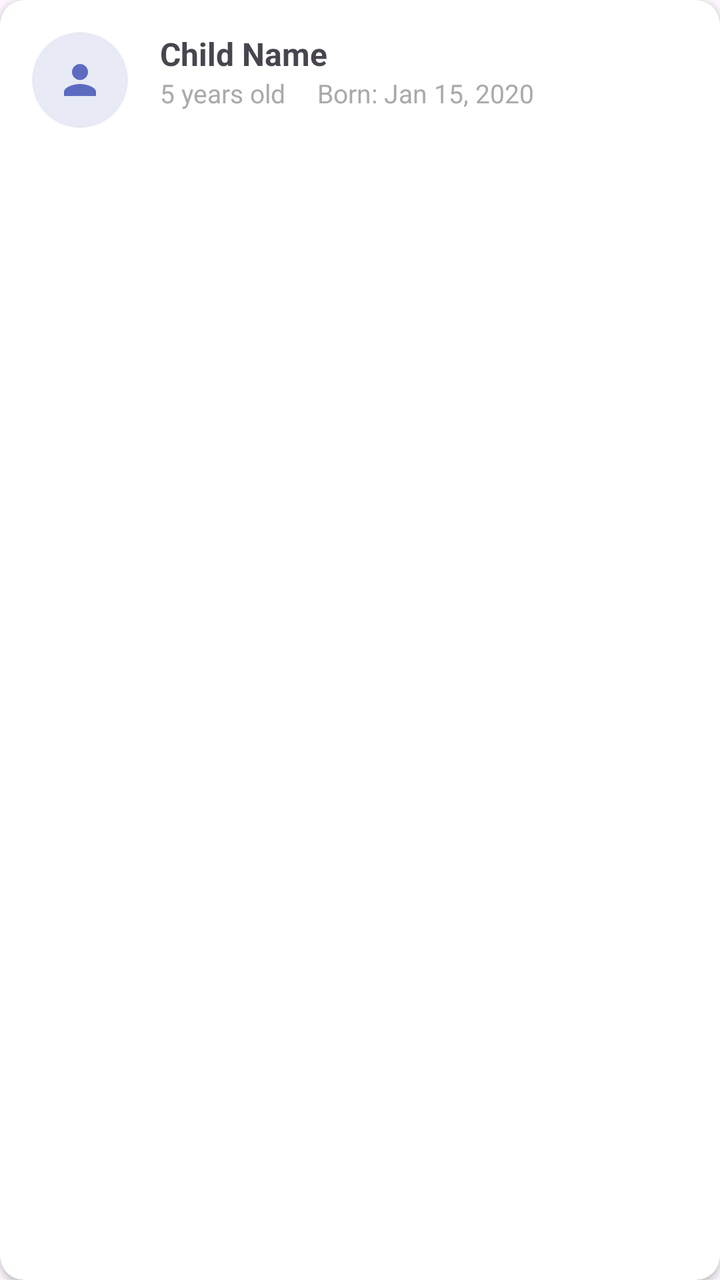
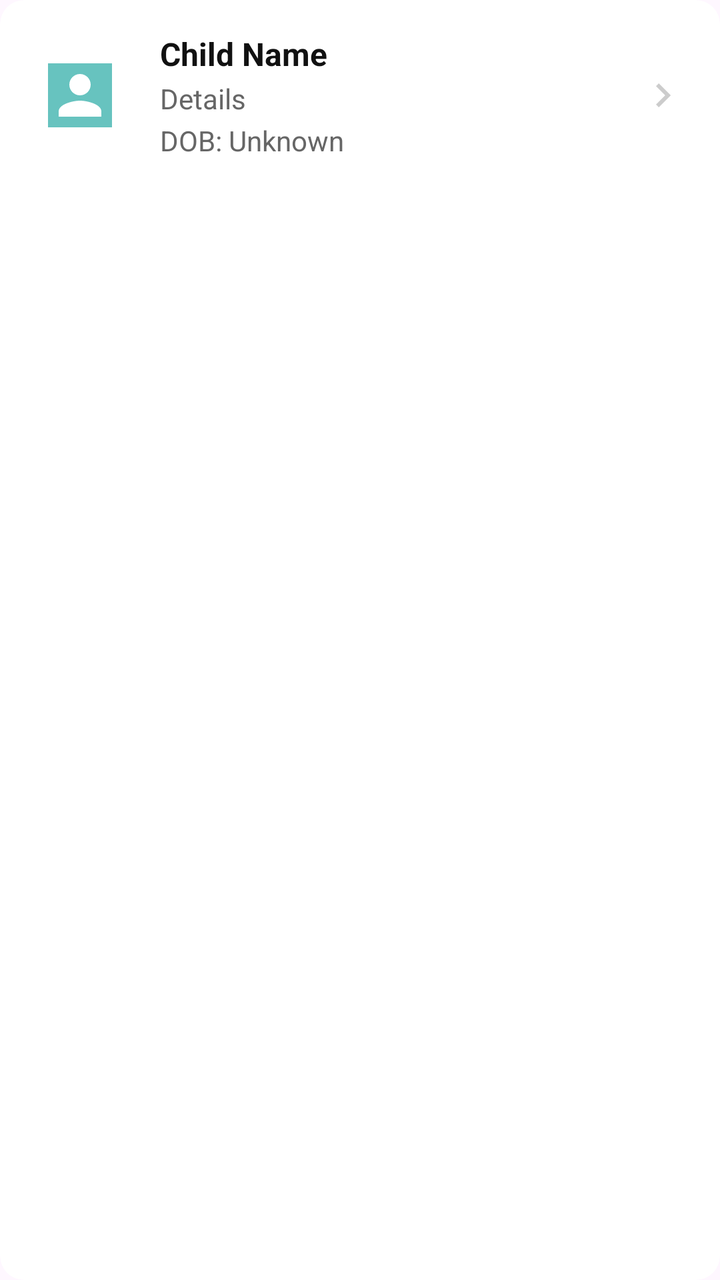

An Android layout rendered at two revisions. The XML below is the earlier revision; the diff shows what the commit changed to produce the second picture.
<!-- AndroidManifest.xml: application theme Theme.Carelyo -->
<!-- res/layout/item_child.xml -->
<?xml version="1.0" encoding="utf-8"?>
<androidx.cardview.widget.CardView
    xmlns:android="http://schemas.android.com/apk/res/android"
    xmlns:app="http://schemas.android.com/apk/res-auto"
    android:layout_width="match_parent"
    android:layout_height="wrap_content"
    android:layout_marginTop="8dp"
    app:cardCornerRadius="12dp"
    app:cardElevation="2dp">

    <androidx.constraintlayout.widget.ConstraintLayout
        android:layout_width="match_parent"
        android:layout_height="wrap_content"
        android:padding="16dp">

        
        <androidx.cardview.widget.CardView
            android:id="@+id/cvChildAvatar"
            android:layout_width="48dp"
            android:layout_height="48dp"
            app:cardCornerRadius="24dp"
            app:cardElevation="0dp"
            app:cardBackgroundColor="#E8EAF6"
            app:layout_constraintStart_toStartOf="parent"
            app:layout_constraintTop_toTopOf="parent"
            app:layout_constraintBottom_toBottomOf="parent">

            <ImageView
                android:layout_width="24dp"
                android:layout_height="24dp"
                android:layout_gravity="center"
                android:src="@drawable/ic_child"
                android:tint="#5C6BC0" />

        </androidx.cardview.widget.CardView>

        <TextView
            android:id="@+id/tvChildName"
            android:layout_width="0dp"
            android:layout_height="wrap_content"
            android:layout_marginStart="16dp"
            android:text="Child Name"
            android:textSize="16sp"
            android:textStyle="bold"
            app:layout_constraintStart_toEndOf="@+id/cvChildAvatar"
            app:layout_constraintTop_toTopOf="@+id/cvChildAvatar"
            app:layout_constraintEnd_toEndOf="parent" />

        <TextView
            android:id="@+id/tvChildAge"
            android:layout_width="wrap_content"
            android:layout_height="wrap_content"
            android:text="5 years old"
            android:textSize="13sp"
            android:textColor="@android:color/darker_gray"
            app:layout_constraintStart_toStartOf="@+id/tvChildName"
            app:layout_constraintTop_toBottomOf="@+id/tvChildName" />

        <TextView
            android:id="@+id/tvChildDob"
            android:layout_width="wrap_content"
            android:layout_height="wrap_content"
            android:text="Born: Jan 15, 2020"
            android:textSize="13sp"
            android:textColor="@android:color/darker_gray"
            app:layout_constraintStart_toEndOf="@+id/tvChildAge"
            app:layout_constraintTop_toBottomOf="@+id/tvChildName"
            android:layout_marginStart="16dp" />

    </androidx.constraintlayout.widget.ConstraintLayout>

</androidx.cardview.widget.CardView>
<!-- resources referenced by this layout -->
<resources>
  <!-- drawable ic_child (drawable) -->
  <vector xmlns:android="http://schemas.android.com/apk/res/android"
      android:width="24dp"
      android:height="24dp"
      android:viewportWidth="24"
      android:viewportHeight="24">
      <path
          android:fillColor="#5C6BC0"
          android:pathData="M12,12c2.21,0 4,-1.79 4,-4s-1.79,-4 -4,-4 -4,1.79 -4,4 1.79,4 4,4zM12,14c-2.67,0 -8,1.34 -8,4v2h16v-2c0,-2.66 -5.33,-4 -8,-4z"/>
  </vector>
  <style name="Theme.Carelyo" parent="Base.Theme.Carelyo" />
  <style name="Base.Theme.Carelyo" parent="Theme.Material3.DayNight.NoActionBar">
          
          
      </style>
</resources>

<!-- the commit's change to res/layout/item_child.xml (unified diff, before → after) -->
@@ -1,72 +1,75 @@
 <?xml version="1.0" encoding="utf-8"?>
-<androidx.cardview.widget.CardView
+<com.google.android.material.card.MaterialCardView
     xmlns:android="http://schemas.android.com/apk/res/android"
     xmlns:app="http://schemas.android.com/apk/res-auto"
     android:layout_width="match_parent"
     android:layout_height="wrap_content"
-    android:layout_marginTop="8dp"
+    android:layout_marginBottom="8dp"
+    app:cardBackgroundColor="#FFFFFF"
     app:cardCornerRadius="12dp"
-    app:cardElevation="2dp">
+    app:strokeWidth="0dp">
 
-    <androidx.constraintlayout.widget.ConstraintLayout
+    <RelativeLayout
         android:layout_width="match_parent"
         android:layout_height="wrap_content"
         android:padding="16dp">
 
-        
-        <androidx.cardview.widget.CardView
-            android:id="@+id/cvChildAvatar"
+        <com.google.android.material.imageview.ShapeableImageView
+            android:id="@+id/ivChildAvatar"
             android:layout_width="48dp"
             android:layout_height="48dp"
-            app:cardCornerRadius="24dp"
-            app:cardElevation="0dp"
-            app:cardBackgroundColor="#E8EAF6"
-            app:layout_constraintStart_toStartOf="parent"
-            app:layout_constraintTop_toTopOf="parent"
-            app:layout_constraintBottom_toBottomOf="parent">
+            android:layout_alignParentStart="true"
+            android:layout_centerVertical="true"
+            android:background="#67C3BF"
+            android:padding="8dp"
+            android:src="@drawable/ic_person" />
 
-            <ImageView
-                android:layout_width="24dp"
-                android:layout_height="24dp"
-                android:layout_gravity="center"
-                android:src="@drawable/ic_child"
-                android:tint="#5C6BC0" />
+        <LinearLayout
+            android:layout_width="match_parent"
+            android:layout_height="wrap_content"
+            android:layout_centerVertical="true"
+            android:layout_toStartOf="@id/ivChevron"
+            android:layout_toEndOf="@id/ivChildAvatar"
+            android:layout_marginStart="16dp"
+            android:layout_marginEnd="16dp"
+            android:orientation="vertical">
 
-        </androidx.cardview.widget.CardView>
+            <TextView
+                android:id="@+id/tvChildName"
+                android:layout_width="wrap_content"
+                android:layout_height="wrap_content"
+                android:text="Child Name"
+                android:textColor="#111111"
+                android:textSize="16sp"
+                android:textStyle="bold" />
 
-        <TextView
-            android:id="@+id/tvChildName"
-            android:layout_width="0dp"
-            android:layout_height="wrap_content"
-            android:layout_marginStart="16dp"
-            android:text="Child Name"
-            android:textSize="16sp"
-            android:textStyle="bold"
-            app:layout_constraintStart_toEndOf="@+id/cvChildAvatar"
-            app:layout_constraintTop_toTopOf="@+id/cvChildAvatar"
-            app:layout_constraintEnd_toEndOf="parent" />
+            <TextView
+                android:id="@+id/tvChildDetails"
+                android:layout_width="wrap_content"
+                android:layout_height="wrap_content"
+                android:layout_marginTop="2dp"
+                android:text="Details"
+                android:textColor="#666666"
+                android:textSize="14sp" />
 
-        <TextView
-            android:id="@+id/tvChildAge"
-            android:layout_width="wrap_content"
-            android:layout_height="wrap_content"
-            android:text="5 years old"
-            android:textSize="13sp"
-            android:textColor="@android:color/darker_gray"
-            app:layout_constraintStart_toStartOf="@+id/tvChildName"
-            app:layout_constraintTop_toBottomOf="@+id/tvChildName" />
+            <TextView
+                android:id="@+id/tvChildDob"
+                android:layout_width="wrap_content"
+                android:layout_height="wrap_content"
+                android:layout_marginTop="2dp"
+                android:text="DOB: Unknown"
+                android:textColor="#666666"
+                android:textSize="14sp" />
+        </LinearLayout>
 
-        <TextView
-            android:id="@+id/tvChildDob"
-            android:layout_width="wrap_content"
-            android:layout_height="wrap_content"
-            android:text="Born: Jan 15, 2020"
-            android:textSize="13sp"
-            android:textColor="@android:color/darker_gray"
-            app:layout_constraintStart_toEndOf="@+id/tvChildAge"
-            app:layout_constraintTop_toBottomOf="@+id/tvChildName"
-            android:layout_marginStart="16dp" />
+        <ImageView
+            android:id="@+id/ivChevron"
+            android:layout_width="24dp"
+            android:layout_height="24dp"
+            android:layout_alignParentEnd="true"
+            android:layout_centerVertical="true"
+            android:src="@drawable/ic_chevron_right"
+            app:tint="#CCCCCC" />
 
-    </androidx.constraintlayout.widget.ConstraintLayout>
-
-</androidx.cardview.widget.CardView>
+    </RelativeLayout>
+</com.google.android.material.card.MaterialCardView>
<!-- resource entries referenced after the edit -->
@@ -1,13 +1,23 @@
 <!-- resources referenced by this layout -->
 <resources>
-  <!-- drawable ic_child (drawable) -->
+  <!-- drawable ic_chevron_right (drawable) -->
+  <vector xmlns:android="http://schemas.android.com/apk/res/android"
+      android:width="24dp"
+      android:height="24dp"
+      android:viewportWidth="960"
+      android:viewportHeight="960">
+    <path
+        android:pathData="M504,480 L320,296l56,-56 240,240 -240,240 -56,-56 184,-184Z"
+        android:fillColor="#e3e3e3"/>
+  </vector>
+  <!-- drawable ic_person (drawable) -->
   <vector xmlns:android="http://schemas.android.com/apk/res/android"
       android:width="24dp"
       android:height="24dp"
       android:viewportWidth="24"
       android:viewportHeight="24">
       <path
-          android:fillColor="#5C6BC0"
+          android:fillColor="#FFFFFF"
           android:pathData="M12,12c2.21,0 4,-1.79 4,-4s-1.79,-4 -4,-4 -4,1.79 -4,4 1.79,4 4,4zM12,14c-2.67,0 -8,1.34 -8,4v2h16v-2c0,-2.66 -5.33,-4 -8,-4z"/>
   </vector>
   <style name="Theme.Carelyo" parent="Base.Theme.Carelyo" />
